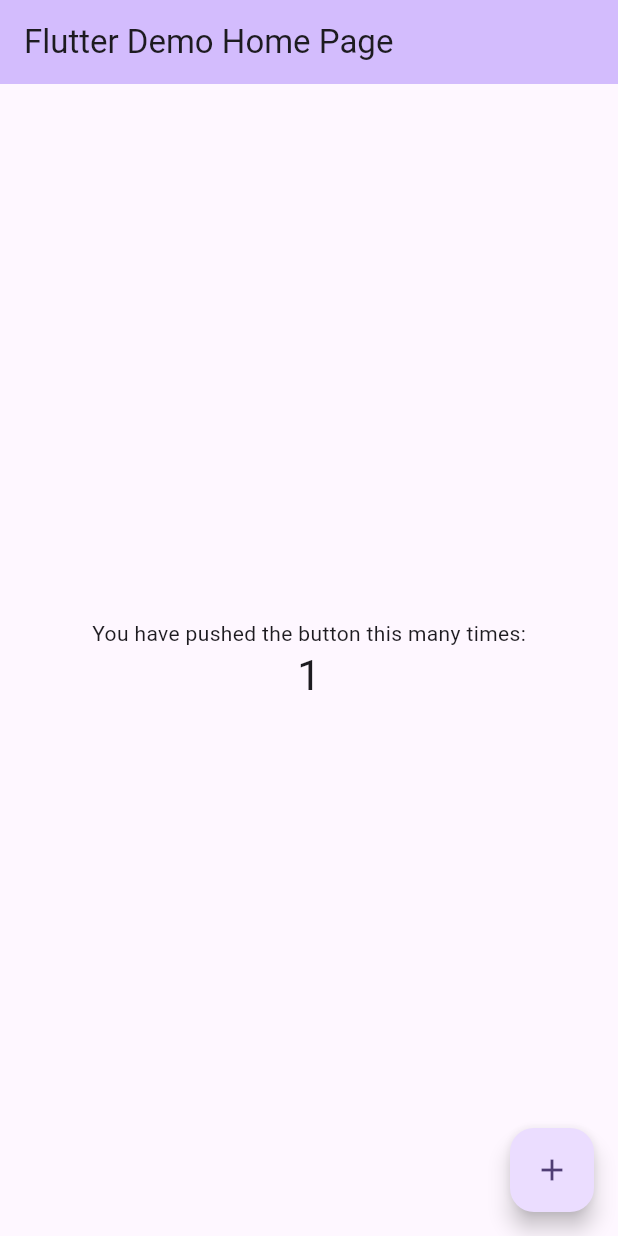
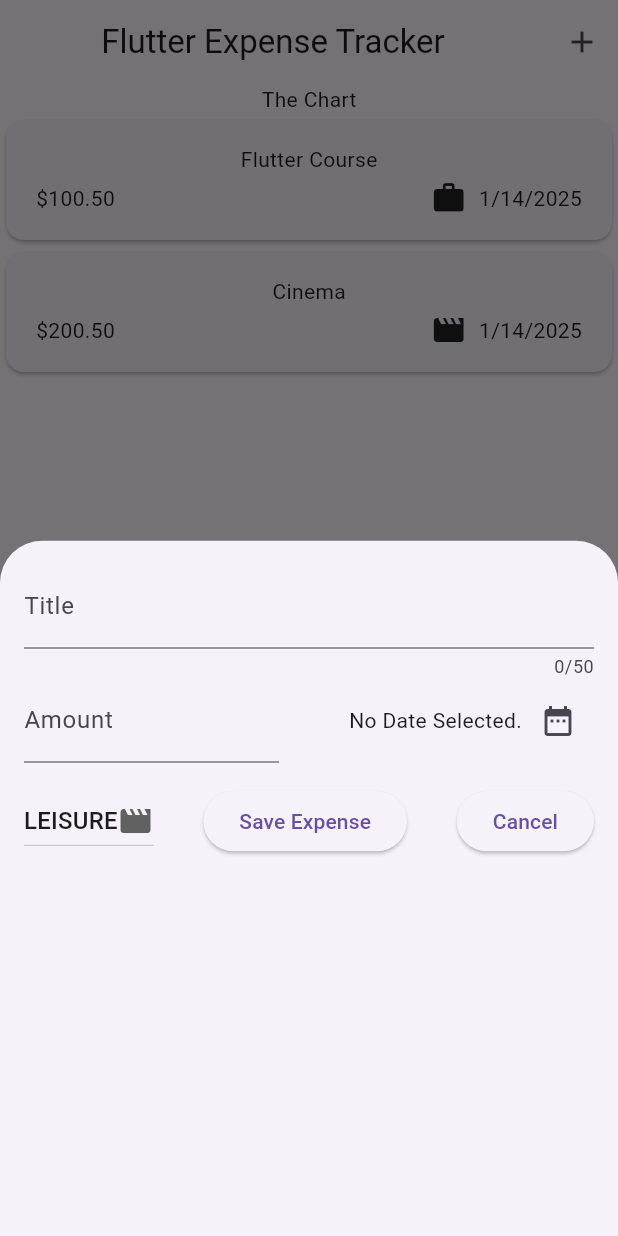
Before and after one commit to SomeshKumarN/flutter_projects, a Flutter app: the screen it shows after launch, after a tap on the "add" icon, on a phone screen of 412 x 824 dp. Run offline on Flutter 3.47's test engine with Material 3 defaults, Android fonts, the phone set to English and light mode, and no system bars; our stand-ins replace google_fonts.

Commit message:
expense_tracker - movement list and add expense changes added

```diff
--- a/expense_tracker_app/lib/main.dart
+++ b/expense_tracker_app/lib/main.dart
@@ -1,125 +1,7 @@
+import 'package:expense_tracker_app/widgets/expenses.dart';
 import 'package:flutter/material.dart';
 
-void main() {
-  runApp(const MyApp());
-}
-
-class MyApp extends StatelessWidget {
-  const MyApp({super.key});
-
-  // This widget is the root of your application.
-  @override
-  Widget build(BuildContext context) {
-    return MaterialApp(
-      title: 'Flutter Demo',
-      theme: ThemeData(
-        // This is the theme of your application.
-        //
-        // TRY THIS: Try running your application with "flutter run". You'll see
-        // the application has a purple toolbar. Then, without quitting the app,
-        // try changing the seedColor in the colorScheme below to Colors.green
-        // and then invoke "hot reload" (save your changes or press the "hot
-        // reload" button in a Flutter-supported IDE, or press "r" if you used
-        // the command line to start the app).
-        //
-        // Notice that the counter didn't reset back to zero; the application
-        // state is not lost during the reload. To reset the state, use hot
-        // restart instead.
-        //
-        // This works for code too, not just values: Most code changes can be
-        // tested with just a hot reload.
-        colorScheme: ColorScheme.fromSeed(seedColor: Colors.deepPurple),
-        useMaterial3: true,
-      ),
-      home: const MyHomePage(title: 'Flutter Demo Home Page'),
-    );
-  }
-}
-
-class MyHomePage extends StatefulWidget {
-  const MyHomePage({super.key, required this.title});
-
-  // This widget is the home page of your application. It is stateful, meaning
-  // that it has a State object (defined below) that contains fields that affect
-  // how it looks.
-
-  // This class is the configuration for the state. It holds the values (in this
-  // case the title) provided by the parent (in this case the App widget) and
-  // used by the build method of the State. Fields in a Widget subclass are
-  // always marked "final".
-
-  final String title;
-
-  @override
-  State<MyHomePage> createState() => _MyHomePageState();
-}
-
-class _MyHomePageState extends State<MyHomePage> {
-  int _counter = 0;
-
-  void _incrementCounter() {
-    setState(() {
-      // This call to setState tells the Flutter framework that something has
-      // changed in this State, which causes it to rerun the build method below
-      // so that the display can reflect the updated values. If we changed
-      // _counter without calling setState(), then the build method would not be
-      // called again, and so nothing would appear to happen.
-      _counter++;
-    });
-  }
-
-  @override
-  Widget build(BuildContext context) {
-    // This method is rerun every time setState is called, for instance as done
-    // by the _incrementCounter method above.
-    //
-    // The Flutter framework has been optimized to make rerunning build methods
-    // fast, so that you can just rebuild anything that needs updating rather
-    // than having to individually change instances of widgets.
-    return Scaffold(
-      appBar: AppBar(
-        // TRY THIS: Try changing the color here to a specific color (to
-        // Colors.amber, perhaps?) and trigger a hot reload to see the AppBar
-        // change color while the other colors stay the same.
-        backgroundColor: Theme.of(context).colorScheme.inversePrimary,
-        // Here we take the value from the MyHomePage object that was created by
-        // the App.build method, and use it to set our appbar title.
-        title: Text(widget.title),
-      ),
-      body: Center(
-        // Center is a layout widget. It takes a single child and positions it
-        // in the middle of the parent.
-        child: Column(
-          // Column is also a layout widget. It takes a list of children and
-          // arranges them vertically. By default, it sizes itself to fit its
-          // children horizontally, and tries to be as tall as its parent.
-          //
-          // Column has various properties to control how it sizes itself and
-          // how it positions its children. Here we use mainAxisAlignment to
-          // center the children vertically; the main axis here is the vertical
-          // axis because Columns are vertical (the cross axis would be
-          // horizontal).
-          //
-          // TRY THIS: Invoke "debug painting" (choose the "Toggle Debug Paint"
-          // action in the IDE, or press "p" in the console), to see the
-          // wireframe for each widget.
-          mainAxisAlignment: MainAxisAlignment.center,
-          children: <Widget>[
-            const Text(
-              'You have pushed the button this many times:',
-            ),
-            Text(
-              '$_counter',
-              style: Theme.of(context).textTheme.headlineMedium,
-            ),
-          ],
-        ),
-      ),
-      floatingActionButton: FloatingActionButton(
-        onPressed: _incrementCounter,
-        tooltip: 'Increment',
-        child: const Icon(Icons.add),
-      ), // This trailing comma makes auto-formatting nicer for build methods.
-    );
-  }
-}
+void main() => runApp(MaterialApp(
+      theme: ThemeData(useMaterial3: true),
+      home: Expenses(),
+    ));
--- /dev/null
+++ b/expense_tracker_app/lib/models/expense.dart
@@ -0,0 +1,34 @@
+import 'package:flutter/material.dart';
+import 'package:intl/intl.dart';
+import 'package:uuid/uuid.dart';
+
+const uuid = Uuid();
+final formatter = DateFormat.yMd();
+
+enum Category { food, travel, leisure, work }
+
+const categoryIcons = {
+  Category.food: Icons.lunch_dining,
+  Category.travel: Icons.flight_takeoff,
+  Category.leisure: Icons.movie,
+  Category.work: Icons.work
+};
+
+class Expense {
+  Expense({
+    required this.title,
+    required this.amount,
+    required this.date,
+    required this.category,
+  }) : id = uuid.v4();
+
+  String title;
+  double amount;
+  DateTime date;
+  String id;
+  Category category;
+
+  String get formattedDate {
+    return formatter.format(date);
+  }
+}
--- /dev/null
+++ b/expense_tracker_app/lib/widgets/expenses.dart
@@ -0,0 +1,57 @@
+import 'package:expense_tracker_app/widgets/expenses_list/expense_data.dart';
+import 'package:expense_tracker_app/widgets/expenses_list/expenses_list.dart';
+import 'package:expense_tracker_app/models/expense.dart';
+import 'package:expense_tracker_app/widgets/new_expense.dart';
+import 'package:flutter/material.dart';
+
+class Expenses extends StatefulWidget {
+  const Expenses({super.key});
+
+  @override
+  State<StatefulWidget> createState() {
+    return _ExpensesState();
+  }
+}
+
+class _ExpensesState extends State<Expenses> {
+  final List<Expense> _registeredExpenses = ExpenseData().getExpenseData();
+
+  void _openAddExpenseOverlay() {
+    showModalBottomSheet(
+      context: context,
+      builder: (ctx) => NewExpense(
+        onAddExpense: _addExpense,
+      ),
+    );
+  }
+
+  void _addExpense(Expense expense) {
+    setState(() {
+      _registeredExpenses.add(expense);
+    });
+  }
+
+  @override
+  Widget build(BuildContext context) {
+    return Scaffold(
+      appBar: AppBar(
+        title: Center(child: Text("Flutter Expense Tracker")),
+        actions: [
+          IconButton(onPressed: _openAddExpenseOverlay, icon: Icon(Icons.add))
+        ],
+      ),
+      body: Center(
+        child: Column(
+          children: [
+            Text("The Chart"),
+            Expanded(
+              child: ExpensesList(
+                expenses: _registeredExpenses,
+              ),
+            ),
+          ],
+        ),
+      ),
+    );
+  }
+}
--- /dev/null
+++ b/expense_tracker_app/lib/widgets/expenses_list/expense_data.dart
@@ -0,0 +1,20 @@
+import 'package:expense_tracker_app/models/expense.dart';
+
+class ExpenseData {
+  List<Expense> getExpenseData() {
+    List<Expense> expenseList = [
+      Expense(
+          title: "Flutter Course",
+          amount: 100.50,
+          date: DateTime.now(),
+          category: Category.work),
+      Expense(
+          title: "Cinema",
+          amount: 200.50,
+          date: DateTime.now(),
+          category: Category.leisure),
+    ];
+
+    return expenseList;
+  }
+}
--- /dev/null
+++ b/expense_tracker_app/lib/widgets/expenses_list/expense_item.dart
@@ -0,0 +1,36 @@
+import 'package:expense_tracker_app/models/expense.dart';
+import 'package:flutter/material.dart';
+
+class ExpenseItem extends StatelessWidget {
+  const ExpenseItem({super.key, required this.expense});
+  final Expense expense;
+  @override
+  Widget build(BuildContext context) {
+    return Card(
+      child: Padding(
+        padding: const EdgeInsets.symmetric(horizontal: 20, vertical: 16),
+        child: Column(
+          children: [
+            Text(expense.title),
+            SizedBox(height: 4),
+            Row(
+              children: [
+                Text('\$${expense.amount.toStringAsFixed(2)}'),
+                Spacer(),
+                Row(
+                  children: [
+                    Icon(categoryIcons[expense.category]),
+                    SizedBox(
+                      width: 8,
+                    ),
+                    Text(expense.formattedDate),
+                  ],
+                ),
+              ],
+            ),
+          ],
+        ),
+      ),
+    );
+  }
+}
--- /dev/null
+++ b/expense_tracker_app/lib/widgets/expenses_list/expenses_list.dart
@@ -0,0 +1,18 @@
+import 'package:expense_tracker_app/models/expense.dart';
+import 'package:expense_tracker_app/widgets/expenses_list/expense_item.dart';
+import 'package:flutter/material.dart';
+
+class ExpensesList extends StatelessWidget {
+  const ExpensesList({super.key, required this.expenses});
+
+  final List<Expense> expenses;
+  @override
+  Widget build(BuildContext context) {
+    return ListView.builder(
+      itemCount: expenses.length,
+      itemBuilder: (context, index) => ExpenseItem(
+        expense: expenses[index],
+      ),
+    );
+  }
+}
--- /dev/null
+++ b/expense_tracker_app/lib/widgets/new_expense.dart
@@ -0,0 +1,168 @@
+import 'package:expense_tracker_app/models/expense.dart' as Expense;
+import 'package:flutter/material.dart';
+import 'package:intl/intl.dart';
+
+final formatter = DateFormat.yMd();
+
+class NewExpense extends StatefulWidget {
+  const NewExpense({super.key, required this.onAddExpense});
+  final void Function(Expense.Expense expense) onAddExpense;
+
+  @override
+  State<StatefulWidget> createState() {
+    return _NewExpense();
+  }
+}
+
+class _NewExpense extends State<NewExpense> {
+  final _titleControllor = TextEditingController();
+  final _amountControllor = TextEditingController();
+  Expense.Category _selectedCategory = Expense.Category.leisure;
+  DateTime? _selectedDate;
+
+  void _presentDatePicker() async {
+    final now = DateTime.now();
+    final firstDate = DateTime(now.year - 1, now.month, now.day);
+    final pickedDate = await showDatePicker(
+        context: context,
+        initialDate: now,
+        firstDate: firstDate,
+        lastDate: now);
+    setState(() {
+      _selectedDate = pickedDate;
+    });
+  }
+
+  void _validateAndSave() {
+    final enteredExpense = double.tryParse(_amountControllor.text);
+    final isEnteredAmountValid = enteredExpense == null || enteredExpense <= 0;
+    if (_titleControllor.text.trim().isEmpty ||
+        isEnteredAmountValid ||
+        _selectedDate == null) {
+      showDialog(
+          context: context,
+          builder: (ctx) {
+            return AlertDialog(
+              title: Text("Invalid Data!"),
+              content: Text("Please check inputs."),
+              actions: [
+                TextButton(
+                  onPressed: () {
+                    Navigator.pop(ctx);
+                  },
+                  child: Text("Okay"),
+                )
+              ],
+            );
+          });
+      return;
+    }
+    widget.onAddExpense(Expense.Expense(
+        amount: enteredExpense,
+        title: _titleControllor.text,
+        category: _selectedCategory,
+        date: _selectedDate!));
+  }
+
+  @override
+  void dispose() {
+    _titleControllor.dispose();
+    _amountControllor.dispose();
+    super.dispose();
+  }
+
+  @override
+  Widget build(BuildContext context) {
+    return Padding(
+      padding: const EdgeInsets.all(16),
+      child: Column(
+        children: [
+          TextField(
+            controller: _titleControllor,
+            maxLength: 50,
+            decoration: InputDecoration(
+              label: Text('Title'),
+            ),
+          ),
+          Row(
+            children: [
+              Expanded(
+                child: TextField(
+                  controller: _amountControllor,
+                  keyboardType: TextInputType.number,
+                  decoration: InputDecoration(
+                    prefixText: '\$ ',
+                    label: Text('Amount'),
+                  ),
+                ),
+              ),
+              SizedBox(
+                width: 40,
+              ),
+              Expanded(
+                child: Row(
+                  mainAxisAlignment: MainAxisAlignment.end,
+                  crossAxisAlignment: CrossAxisAlignment.center,
+                  children: [
+                    Text(
+                      _selectedDate == null
+                          ? 'No Date Selected.'
+                          : formatter.format(_selectedDate!),
+                    ),
+                    IconButton(
+                      onPressed: _presentDatePicker,
+                      icon: Icon(Icons.date_range),
+                    ),
+                  ],
+                ),
+              )
+            ],
+          ),
+          SizedBox(
+            height: 15,
+          ),
+          Row(
+            children: [
+              DropdownButton(
+                  icon: Icon(
+                    Expense.categoryIcons[_selectedCategory],
+                  ),
+                  value: _selectedCategory,
+                  items: Expense.Category.values
+                      .map(
+                        (category) => DropdownMenuItem(
+                          value: category,
+                          child: Text(
+                            category.name.toUpperCase(),
+                          ),
+                        ),
+                      )
+                      .toList(),
+                  onChanged: (value) {
+                    setState(() {
+                      if (value == null) {
+                        return;
+                      }
+                      _selectedCategory = value;
+                    });
+                    print(value);
+                  }),
+              Spacer(),
+              ElevatedButton(
+                onPressed: _validateAndSave,
+                child: Text("Save Expense"),
+              ),
+              Spacer(),
+              ElevatedButton(
+                onPressed: () {
+                  Navigator.pop(context);
+                },
+                child: Text("Cancel"),
+              ),
+            ],
+          )
+        ],
+      ),
+    );
+  }
+}
--- a/expense_tracker_app/pubspec.yaml
+++ b/expense_tracker_app/pubspec.yaml
@@ -34,6 +34,8 @@
   # The following adds the Cupertino Icons font to your application.
   # Use with the CupertinoIcons class for iOS style icons.
   cupertino_icons: ^1.0.8
+  uuid: ^4.5.1
+  intl: ^0.20.1
 
 dev_dependencies:
   flutter_test:
```
